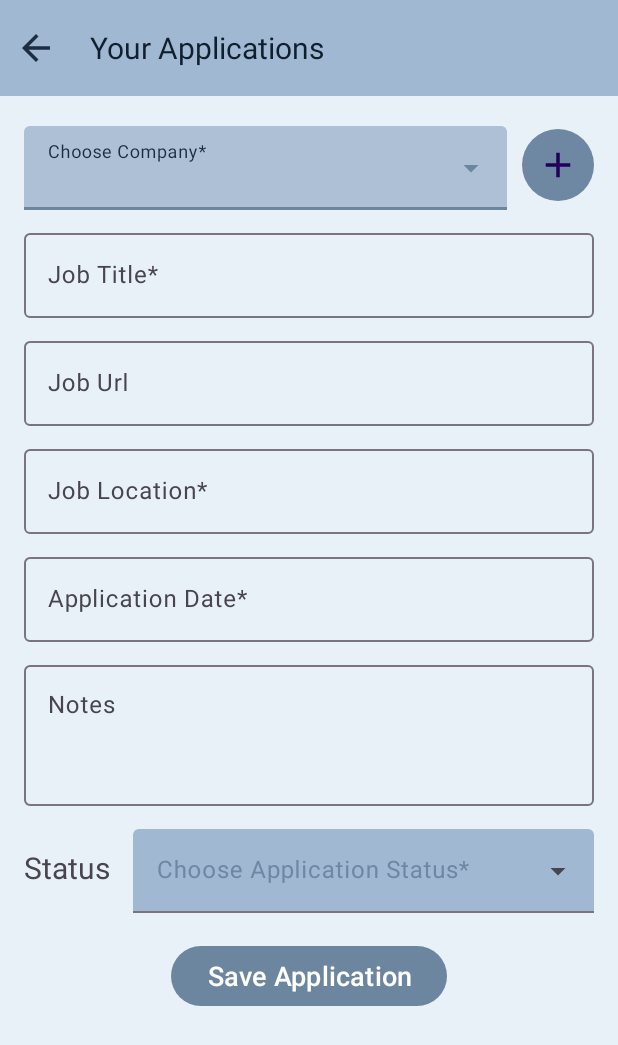
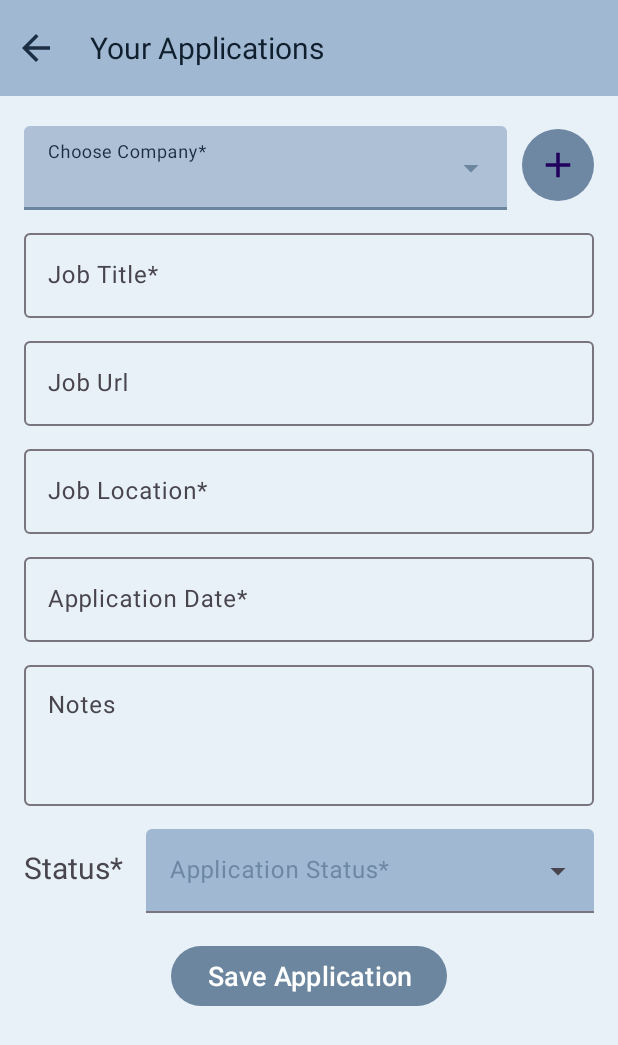
Before and after one commit to igor96SS/jobtracker, an Android app: the AddApplicationActivity screen opened directly, with no data from a screen before it, on a phone screen of 412 x 824 dp. Shown: the top 1045 px of the screen. Run offline under Robolectric (Android 15) with nearby library versions, the phone set to English and light mode, and no system bars; our stand-ins replace Room's generated code.

Commit message:
change strings names

```diff
--- a/app/src/main/res/values-night/strings.xml
+++ b/app/src/main/res/values-night/strings.xml
@@ -8,8 +8,8 @@
     <string name="status_in_details">Status:</string>
     <string name="job_location_in_details">Job Location:</string>
     <string name="applied_on">Applied on:</string>
-    <string name="choose_application_status">Choose Application Status*</string>
-    <string name="status">Status</string>
+    <string name="choose_application_status">Application Status*</string>
+    <string name="status">Status*</string>
     <string name="notes">Notes</string>
     <string name="application_date">Application Date*</string>
     <string name="job_location">Job Location*</string>
--- a/app/src/main/res/values/strings.xml
+++ b/app/src/main/res/values/strings.xml
@@ -7,8 +7,8 @@
     <string name="status_in_details">Status:</string>
     <string name="job_location_in_details">Job Location:</string>
     <string name="applied_on">Applied on:</string>
-    <string name="choose_application_status">Choose Application Status*</string>
-    <string name="status">Status</string>
+    <string name="choose_application_status">Application Status*</string>
+    <string name="status">Status*</string>
     <string name="notes">Notes</string>
     <string name="application_date">Application Date*</string>
     <string name="job_location">Job Location*</string>
```
Also changed, not shown: 1 other file.
